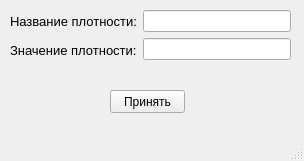
This is layouts/windowAddDensity.ui in flemimac/frictionCalculator as Qt 5 draws it before an edit. The edited form follows.
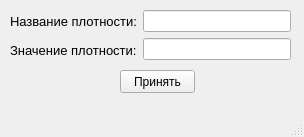
This is the edited form.

Patch:
```diff
--- a/layouts/windowAddDensity.ui
+++ b/layouts/windowAddDensity.ui
@@ -7,9 +7,21 @@
     <x>0</x>
     <y>0</y>
     <width>304</width>
-    <height>161</height>
+    <height>137</height>
    </rect>
   </property>
+  <property name="minimumSize">
+   <size>
+    <width>304</width>
+    <height>137</height>
+   </size>
+  </property>
+  <property name="maximumSize">
+   <size>
+    <width>304</width>
+    <height>137</height>
+   </size>
+  </property>
   <property name="windowTitle">
    <string>MainWindow</string>
   </property>
@@ -67,8 +79,8 @@
    <widget class="QPushButton" name="buttonAddDensity">
     <property name="geometry">
      <rect>
-      <x>110</x>
-      <y>90</y>
+      <x>120</x>
+      <y>70</y>
       <width>75</width>
       <height>23</height>
      </rect>
```
